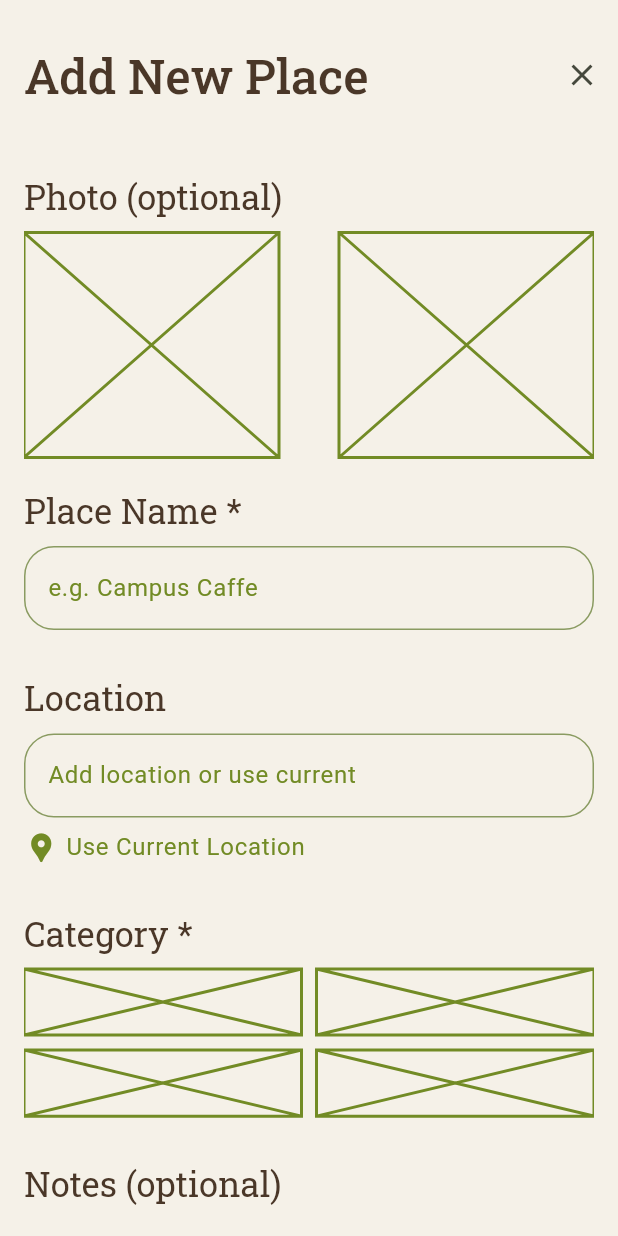
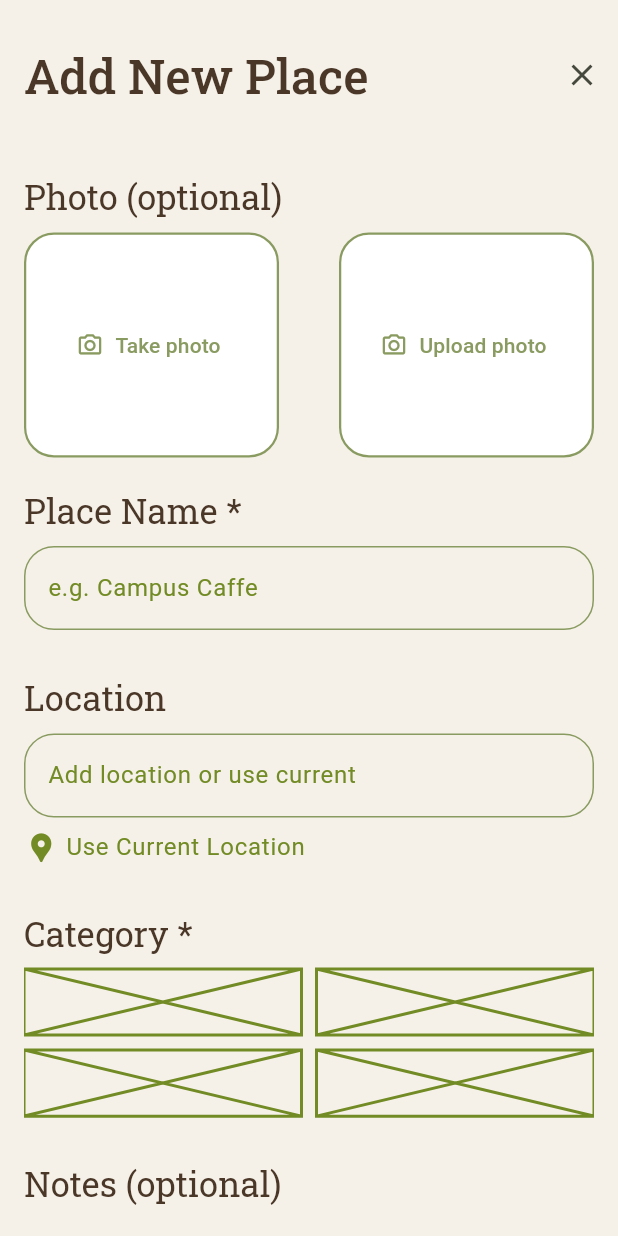
Before and after one commit to cicekl/memory_places_app, a Flutter app: the AddPlaceScreen screen opened directly, on a phone screen of 412 x 824 dp. Run offline on Flutter 3.47's test engine with Material 3 defaults, Android fonts, the phone set to English and light mode, and no system bars; our stand-ins replace firebase_auth, firebase_core, flutter_spinkit, image_picker; accounts and stored records are empty; network calls fail.

Commit message:
feat: add image picker functionality and create UI for remaining screens

```diff
--- a/lib/screens/add_place.dart
+++ b/lib/screens/add_place.dart
@@ -1,4 +1,7 @@
 import 'package:flutter/material.dart';
+import 'package:image_picker/image_picker.dart';
+import 'package:memory_places_app/widgets/image_input.dart';
+import 'dart:io';
 
 class AddPlaceScreen extends StatefulWidget{
 
@@ -16,6 +19,57 @@ class _AddPlaceScreenState extends State<AddPlaceScreen> {
 
   void _close() {
     Navigator.of(context).pop();
+  }
+
+  File? _selectedImage;
+
+  void _setImage(File image) {
+  setState(() {
+    _selectedImage = image;
+  });
+  }
+
+  Future<void> _pickImage(ImageSource source) async {
+  final imagePicker = ImagePicker();
+
+  final pickedImage = await imagePicker.pickImage(
+    source: source,
+    maxHeight: 600,
+  );
+
+  if (pickedImage == null) return;
+
+    _setImage(File(pickedImage.path));
+  }
+
+  void _showImageSourceOptions() {
+  showModalBottomSheet(
+    context: context,
+    builder: (ctx) {
+      return SafeArea(
+        child: Wrap(
+          children: [
+            ListTile(
+              leading: const Icon(Icons.camera_alt_outlined),
+              title: const Text('Take photo'),
+              onTap: () {
+                Navigator.of(ctx).pop();
+                _pickImage(ImageSource.camera);
+              },
+            ),
+            ListTile(
+              leading: const Icon(Icons.photo_library_outlined),
+              title: const Text('Upload photo'),
+              onTap: () {
+                Navigator.of(ctx).pop();
+                _pickImage(ImageSource.gallery);
+              },
+            ),
+          ],
+        ),
+      );
+    },
+  );
 }
 
   @override
@@ -52,24 +106,43 @@ class _AddPlaceScreenState extends State<AddPlaceScreen> {
               fontSize: 23,
             ),),
             const SizedBox(height: 10,),
-           Row(
+           _selectedImage == null ? Row(
         mainAxisAlignment: MainAxisAlignment.spaceBetween,
         children: [
-               SizedBox(
-                width: 170,
-                height: 150,
-                child: Placeholder(
-                  color: Color(0xFF728B25),
+          ImageInput(
+          label: 'Take photo',
+          icon: Icons.camera_alt_outlined,
+          onTap: () => _pickImage(ImageSource.camera),
+        ),
+          ImageInput(
+          label: 'Upload photo',
+          icon: Icons.camera_alt_outlined,
+          onTap: () => _pickImage(ImageSource.gallery),
+        ),
+        ],
+      )
+    : GestureDetector(
+        onTap: _showImageSourceOptions,
+        child: Container(
+          width: double.infinity,
+          height: 350,
+          decoration: BoxDecoration(
+            borderRadius: BorderRadius.circular(20),
+            border: Border.all(
+              color: const Color(0xFF8A9B61),
+              width: 1.5,
             ),
           ),
-                SizedBox(
-                width: 170,
-                height: 150,
-                child: Placeholder(
-                  color: Color(0xFF728B25),
+          child: ClipRRect(
+            borderRadius: BorderRadius.circular(18),
+            child: Image.file(
+              _selectedImage!,
+              fit: BoxFit.cover,
+              width: double.infinity,
+              height: double.infinity,
             ),
           ),
-             ],
+        ),
       ),
            const SizedBox(height: 20,),
             Column(
--- /dev/null
+++ b/lib/widgets/image_input.dart
@@ -0,0 +1,39 @@
+import 'package:flutter/material.dart';
+
+class ImageInput extends StatelessWidget {
+  const ImageInput({
+    super.key,
+    required this.label,
+    required this.icon,
+    required this.onTap,
+  });
+
+  final String label;
+  final IconData icon;
+  final VoidCallback onTap;
+
+  @override
+  Widget build(BuildContext context) {
+    return Container(
+      width: 170,
+      height: 150,
+      decoration: BoxDecoration(
+        borderRadius: BorderRadius.circular(20),
+        color: Colors.white,
+        border: Border.all(
+          color: const Color(0xFF8A9B61),
+          width: 1.5,
+        ),
+      ),
+      child: TextButton.icon(
+        style: TextButton.styleFrom(
+          splashFactory: NoSplash.splashFactory,
+          overlayColor: Colors.transparent,
+        ),
+        icon: Icon(icon),
+        label: Text(label),
+        onPressed: onTap,
+      ),
+    );
+  }
+}
--- a/lib/widgets/input_field.dart
+++ b/lib/widgets/input_field.dart
@@ -17,7 +17,7 @@ class InputField extends StatelessWidget{
         Text(inputText,
                 style: Theme.of(context).textTheme.titleLarge!.copyWith(
               fontFamily: 'RobotoSlab',
-              fontSize: 20,),
+              fontSize: 18,),
               ),
         SizedBox(height: 10),
         TextFormField(
--- a/lib/widgets/statistic_card.dart
+++ b/lib/widgets/statistic_card.dart
@@ -1,5 +1,4 @@
 import 'package:flutter/material.dart';
-import 'package:flutter/widgets.dart';
 
 class StatisticCard extends StatelessWidget{
 
--- a/pubspec.yaml
+++ b/pubspec.yaml
@@ -38,6 +38,7 @@ dependencies:
   firebase_core: ^4.7.0
   firebase_auth: ^6.4.0
   uuid: ^4.5.3
+  image_picker: ^1.2.2
 
 dev_dependencies:
   flutter_test:
```
Also changed, not shown: lib/screens/manage_categories.dart (+106 -2 lines), lib/screens/new_category.dart (added, +154 -0 lines), lib/screens/settings.dart (+8 -8 lines), lib/widgets/category_color.dart (added, +31 -0 lines), lib/widgets/category_tile.dart (added, +58 -0 lines), pubspec.lock, 6 other files. Lines whose indentation alone changed are shown as unchanged.
